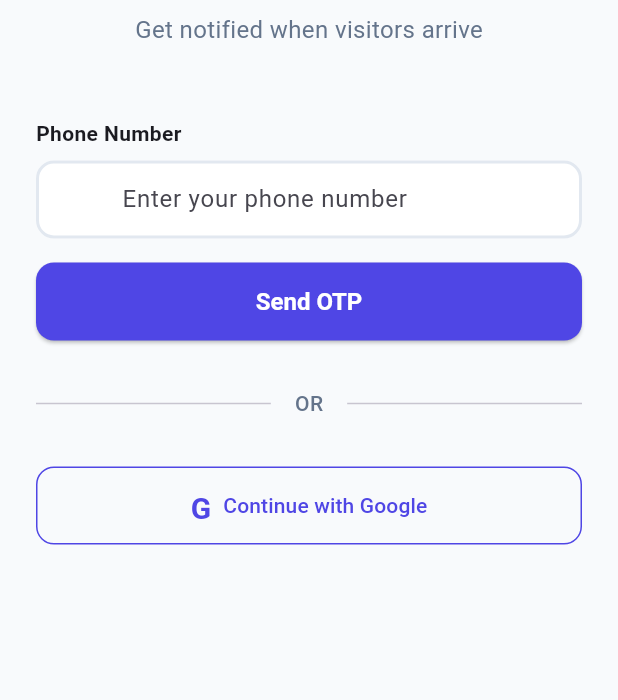
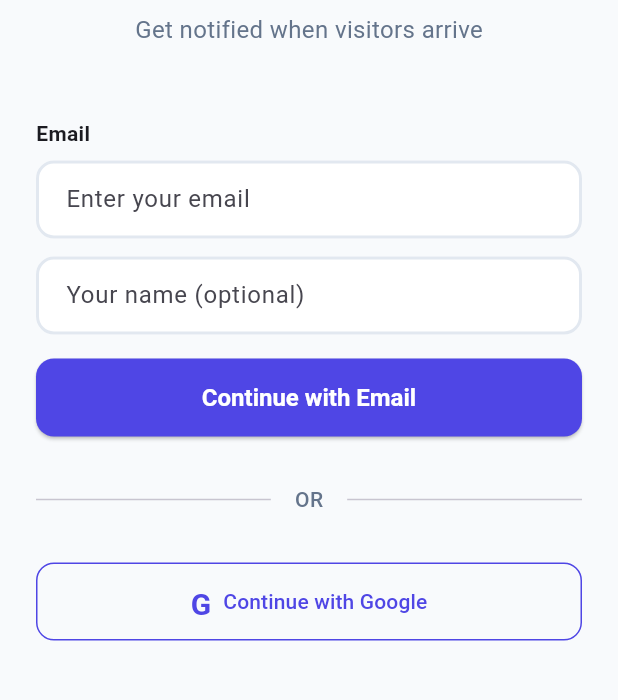
Before and after one commit to jellybeansenjoyer/Ghar, a Flutter app: the screen it shows after launch, on a phone screen of 412 x 824 dp, the part 348-1048 px from its top. Run offline on Flutter 3.47's test engine with Material 3 defaults, Android fonts, the phone set to English and light mode, and no system bars; our stand-ins replace audioplayers, dio, flutter_local_notifications, flutter_riverpod, flutter_secure_storage, go_router and 6 more; missing offline and left inert: onesignal_flutter.

Commit message:
feat(auth): add email sign-in and hide phone login UI
- Add backend POST /api/auth/email endpoint
- Add email auth validator and route wiring
- Add Flutter email sign-in service/provider flow
- Update login screen to show email + Google
- Keep phone OTP functionality in code but hidden via flag

```diff
--- a/app/lib/screens/auth/login_screen.dart
+++ b/app/lib/screens/auth/login_screen.dart
@@ -12,12 +12,17 @@ class LoginScreen extends ConsumerStatefulWidget {
 }
 
 class _LoginScreenState extends ConsumerState<LoginScreen> {
+  static const bool _showPhoneAuth = false; // Keep phone flow in code, hide in UI for now.
   final _phoneController = TextEditingController();
+  final _emailController = TextEditingController();
+  final _nameController = TextEditingController();
   final _formKey = GlobalKey<FormState>();
 
   @override
   void dispose() {
     _phoneController.dispose();
+    _emailController.dispose();
+    _nameController.dispose();
     super.dispose();
   }
 
@@ -62,6 +67,28 @@ class _LoginScreenState extends ConsumerState<LoginScreen> {
     }
   }
 
+  Future<void> _signInWithEmail() async {
+    if (!_formKey.currentState!.validate()) return;
+
+    final email = _emailController.text.trim();
+    final name = _nameController.text.trim().isEmpty ? null : _nameController.text.trim();
+    final isNew = await ref.read(authProvider.notifier).signInWithEmail(email, name: name);
+
+    if (!mounted) return;
+    final auth = ref.read(authProvider);
+    if (auth.isAuthenticated) {
+      if (isNew || !auth.user!.hasFamily) {
+        context.go('/family-setup');
+      } else {
+        context.go('/home');
+      }
+    } else if (auth.error != null) {
+      ScaffoldMessenger.of(context).showSnackBar(
+        SnackBar(content: Text(auth.error!), backgroundColor: AppTheme.dangerColor),
+      );
+    }
+  }
+
   @override
   Widget build(BuildContext context) {
     final authState = ref.watch(authProvider);
@@ -102,12 +129,12 @@ class _LoginScreenState extends ConsumerState<LoginScreen> {
 
               const SizedBox(height: 48),
 
-              // Phone Login
               Form(
                 key: _formKey,
                 child: Column(
                   crossAxisAlignment: CrossAxisAlignment.stretch,
                   children: [
+                    if (_showPhoneAuth) ...[
                       const Text(
                         'Phone Number',
                         style: TextStyle(
@@ -124,6 +151,7 @@ class _LoginScreenState extends ConsumerState<LoginScreen> {
                           prefixText: '+91  ',
                         ),
                         validator: (value) {
+                          if (!_showPhoneAuth) return null;
                           if (value == null || value.trim().isEmpty) {
                             return 'Please enter your phone number';
                           }
@@ -150,13 +178,7 @@ class _LoginScreenState extends ConsumerState<LoginScreen> {
                               : const Text('Send OTP'),
                         ),
                       ),
-                  ],
-                ),
-              ),
-
-              const SizedBox(height: 32),
-
-              // Divider
+                      const SizedBox(height: 24),
                       Row(
                         children: [
                           const Expanded(child: Divider()),
@@ -173,7 +195,79 @@ class _LoginScreenState extends ConsumerState<LoginScreen> {
                           const Expanded(child: Divider()),
                         ],
                       ),
+                      const SizedBox(height: 24),
+                    ],
+                    const Text(
+                      'Email',
+                      style: TextStyle(
+                        fontWeight: FontWeight.w600,
+                        fontSize: 14,
+                      ),
+                    ),
+                    const SizedBox(height: 8),
+                    TextFormField(
+                      controller: _emailController,
+                      keyboardType: TextInputType.emailAddress,
+                      decoration: const InputDecoration(
+                        hintText: 'Enter your email',
+                      ),
+                      validator: (value) {
+                        if (value == null || value.trim().isEmpty) {
+                          return 'Please enter your email';
+                        }
+                        final emailRegex = RegExp(r'^[^@\s]+@[^@\s]+\.[^@\s]+$');
+                        if (!emailRegex.hasMatch(value.trim())) {
+                          return 'Please enter a valid email';
+                        }
+                        return null;
+                      },
+                    ),
+                    const SizedBox(height: 12),
+                    TextFormField(
+                      controller: _nameController,
+                      textCapitalization: TextCapitalization.words,
+                      decoration: const InputDecoration(
+                        hintText: 'Your name (optional)',
+                      ),
+                    ),
+                    const SizedBox(height: 16),
+                    SizedBox(
+                      height: 52,
+                      child: ElevatedButton(
+                        onPressed: authState.isLoading ? null : _signInWithEmail,
+                        child: authState.isLoading
+                            ? const SizedBox(
+                                width: 24,
+                                height: 24,
+                                child: CircularProgressIndicator(
+                                  strokeWidth: 2,
+                                  color: Colors.white,
+                                ),
+                              )
+                            : const Text('Continue with Email'),
+                      ),
+                    ),
+                  ],
+                ),
+              ),
 
+              const SizedBox(height: 32),
+              Row(
+                children: [
+                  const Expanded(child: Divider()),
+                  Padding(
+                    padding: const EdgeInsets.symmetric(horizontal: 16),
+                    child: Text(
+                      'OR',
+                      style: TextStyle(
+                        color: AppTheme.textSecondary,
+                        fontWeight: FontWeight.w500,
+                      ),
+                    ),
+                  ),
+                  const Expanded(child: Divider()),
+                ],
+              ),
               const SizedBox(height: 32),
 
               // Google Sign In
--- a/app/lib/services/auth_service.dart
+++ b/app/lib/services/auth_service.dart
@@ -49,6 +49,28 @@ class AuthService {
     return (user: user, isNewUser: isNewUser);
   }
 
+  Future<({AppUser user, bool isNewUser})> emailSignIn(
+    String email, {
+    String? name,
+  }) async {
+    final response = await _dio.post('/auth/email', data: {
+      'email': email,
+      if (name != null && name.trim().isNotEmpty) 'name': name.trim(),
+    });
+
+    final data = response.data['data'];
+    await SecureStorageService.saveTokens(
+      accessToken: data['accessToken'],
+      refreshToken: data['refreshToken'],
+    );
+
+    final user = AppUser.fromJson(data['user']);
+    await SecureStorageService.saveUserId(user.id);
+    final bool isNewUser = data['isNewUser'] == true;
+
+    return (user: user, isNewUser: isNewUser);
+  }
+
   Future<AppUser?> getProfile() async {
     try {
       final response = await _dio.get('/users/me');
@@ -61,8 +83,8 @@ class AuthService {
 
   Future<AppUser> updateProfile({String? name, String? avatarUrl}) async {
     final response = await _dio.put('/users/me', data: {
-      'name': ?name,
-      'avatarUrl': ?avatarUrl,
+      if (name != null) 'name': name,
+      if (avatarUrl != null) 'avatarUrl': avatarUrl,
     });
     return AppUser.fromJson(response.data['data']);
   }
```
Also changed, not shown: app/lib/providers/auth_provider.dart (+17 -0 lines), 3 other files. Lines whose indentation alone changed are shown as unchanged.
